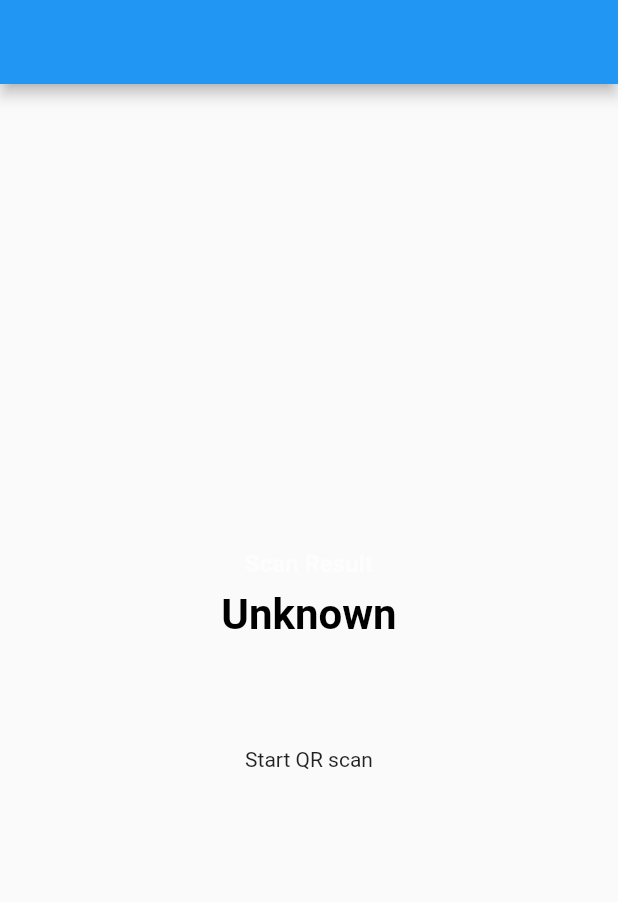
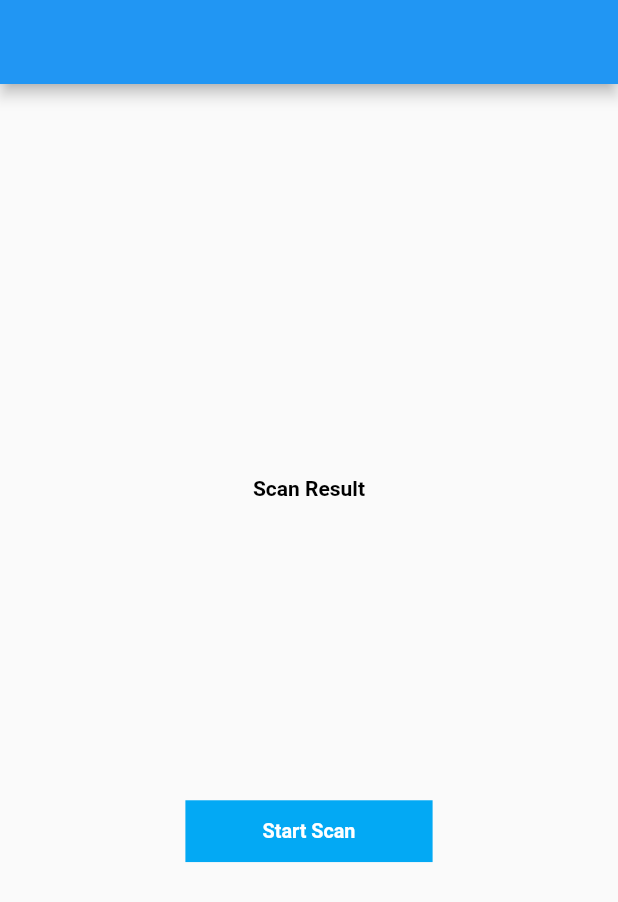
Before and after one commit to zaman-pallob/myqrcode, a Flutter app: the screen it shows after launch, on a phone screen of 412 x 824 dp. Shown: the top 902 px of the screen. Run offline on Flutter 3.47's test engine with Material 2 defaults, Android fonts, the light colour scheme and no system bars; missing offline and left inert: flutter_barcode_scanner.

Commit message:
second addition

```diff
--- a/lib/Home.dart
+++ b/lib/Home.dart
@@ -8,42 +8,62 @@ class Home extends StatefulWidget {
 }
 
 class _HomeState extends State<Home> {
-  String qrCode = 'Unknown';
-
+  String qrCode = "";
+  double width, height;
   @override
-  Widget build(BuildContext context) => Scaffold(
+  Widget build(BuildContext context) {
+    width = MediaQuery.of(context).size.width / 100;
+    height = MediaQuery.of(context).size.height / 100;
+    return Scaffold(
       appBar: AppBar(),
       body: Center(
         child: Column(
           mainAxisAlignment: MainAxisAlignment.center,
           children: <Widget>[
-              Text(
-                'Scan Result',
+            Container(
+              height: height * 5,
+              width: width * 40,
+              alignment: Alignment.center,
+              child: Text(
+                "Scan Result",
                 style: TextStyle(
-                  fontSize: 16,
-                  color: Colors.white54,
+                  fontSize: height * 1.7,
+                  color: Colors.black,
                   fontWeight: FontWeight.bold,
                 ),
               ),
-              SizedBox(height: 8),
+            ),
+            SizedBox(height: height),
             Text(
               '$qrCode',
               style: TextStyle(
-                    fontSize: 28,
+                  fontSize: height * 1.5,
                   fontWeight: FontWeight.bold,
                   color: Colors.black),
             ),
-              SizedBox(height: 72),
+            SizedBox(height: height * 20),
             InkWell(
               onTap: () {
                 scanQRCode();
               },
-                child: Text('Start QR scan'),
+              child: Container(
+                  width: width * 40,
+                  height: height * 5,
+                  color: Colors.lightBlue,
+                  alignment: Alignment.center,
+                  child: Text(
+                    'Start Scan',
+                    style: TextStyle(
+                        color: Colors.white,
+                        fontSize: height * 1.6,
+                        fontWeight: FontWeight.bold),
+                  )),
             ),
           ],
         ),
       ),
     );
+  }
 
   Future<void> scanQRCode() async {
     try {
```
Lines whose indentation alone changed are shown as unchanged.
